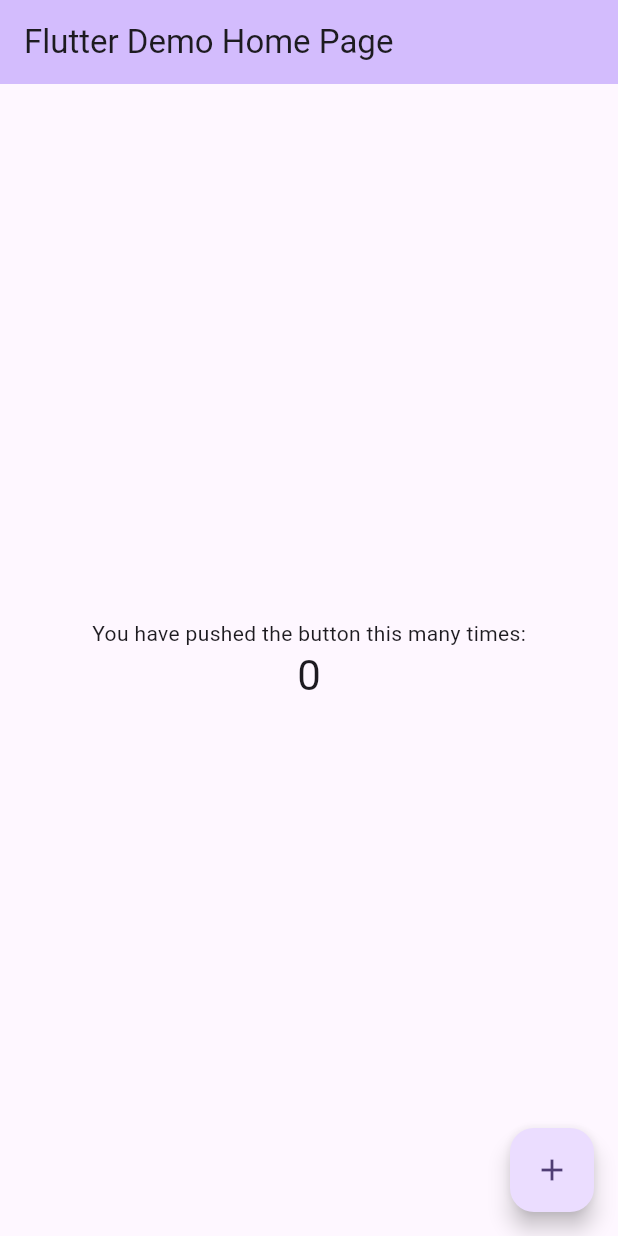
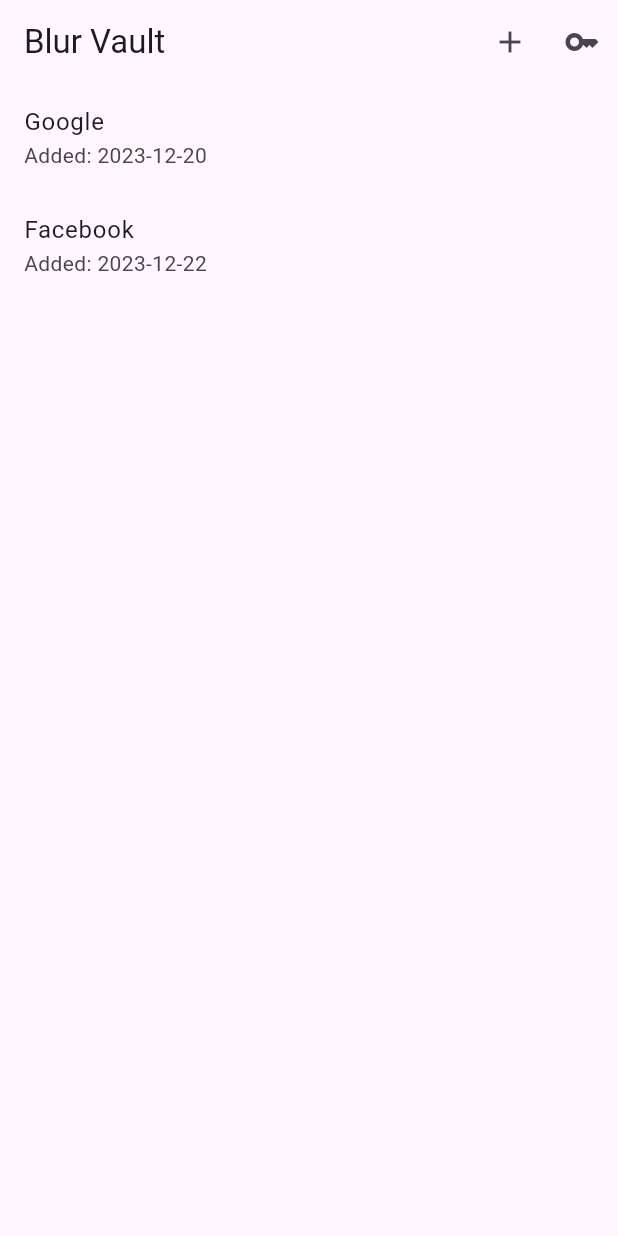
Before and after one commit to kevinrev26/blur-vault, a Flutter app: the screen it shows after launch, on a phone screen of 412 x 824 dp. Run offline on Flutter 3.47's test engine with Material 3 defaults, Android fonts, the phone set to English and light mode, and no system bars.

Commit message:
Home page, main view added

```diff
--- a/lib/main.dart
+++ b/lib/main.dart
@@ -31,95 +31,110 @@
         colorScheme: ColorScheme.fromSeed(seedColor: Colors.deepPurple),
         useMaterial3: true,
       ),
-      home: const MyHomePage(title: 'Flutter Demo Home Page'),
+      home: HomeView(),
     );
   }
 }
 
-class MyHomePage extends StatefulWidget {
-  const MyHomePage({super.key, required this.title});
-
-  // This widget is the home page of your application. It is stateful, meaning
-  // that it has a State object (defined below) that contains fields that affect
-  // how it looks.
-
-  // This class is the configuration for the state. It holds the values (in this
-  // case the title) provided by the parent (in this case the App widget) and
-  // used by the build method of the State. Fields in a Widget subclass are
-  // always marked "final".
-
-  final String title;
-
+class HomeView extends StatefulWidget {
   @override
-  State<MyHomePage> createState() => _MyHomePageState();
+  _HomeViewState createState() => _HomeViewState();
 }
 
-class _MyHomePageState extends State<MyHomePage> {
-  int _counter = 0;
+class _HomeViewState extends State<HomeView> {
+  // Sample list of accounts (replace with your data source)
+  List<Map<String, String>> accounts = [
+    {'name': 'Google', 'password': '******', 'dateAdded': '2023-12-20'},
+    {'name': 'Facebook', 'password': '******', 'dateAdded': '2023-12-22'},
+  ];
 
-  void _incrementCounter() {
-    setState(() {
-      // This call to setState tells the Flutter framework that something has
-      // changed in this State, which causes it to rerun the build method below
-      // so that the display can reflect the updated values. If we changed
-      // _counter without calling setState(), then the build method would not be
-      // called again, and so nothing would appear to happen.
-      _counter++;
-    });
+  void _addAccount() {
+    // Navigate to Add Account screen
+    // TODO: Implement navigation to View 3
+    print("Add Account button pressed");
+  }
+
+  void _generatePassword() {
+    // Open password generator popup
+    // TODO: Implement password generator popup
+    print("Generate Password button pressed");
+  }
+
+  void _showAccountDetails(Map<String, String> account) {
+    showDialog(
+      context: context,
+      builder: (context) {
+        return AlertDialog(
+          title: Text(account['name']!),
+          content: Column(
+            mainAxisSize: MainAxisSize.min,
+            children: [
+              Text('Date Added: ${account['dateAdded']}'),
+              const SizedBox(height: 10),
+              GestureDetector(
+                onTap: () {
+                  setState(() {
+                    account['password'] =
+                        'actual_password'; // Replace with actual password
+                  });
+                },
+                child: Text(
+                  account['password']!,
+                  style: TextStyle(
+                    fontSize: 18,
+                    color: Colors.blue,
+                    decoration: TextDecoration.underline,
+                  ),
+                ),
+              ),
+              const SizedBox(height: 10),
+              ElevatedButton(
+                onPressed: () {
+                  // TODO: Navigate to edit screen
+                  print("Edit Account button pressed");
+                },
+                child: Text('Edit'),
+              )
+            ],
+          ),
+          actions: [
+            TextButton(
+              onPressed: () => Navigator.pop(context),
+              child: Text('Close'),
+            ),
+          ],
+        );
+      },
+    );
   }
 
   @override
   Widget build(BuildContext context) {
-    // This method is rerun every time setState is called, for instance as done
-    // by the _incrementCounter method above.
-    //
-    // The Flutter framework has been optimized to make rerunning build methods
-    // fast, so that you can just rebuild anything that needs updating rather
-    // than having to individually change instances of widgets.
     return Scaffold(
       appBar: AppBar(
-        // TRY THIS: Try changing the color here to a specific color (to
-        // Colors.amber, perhaps?) and trigger a hot reload to see the AppBar
-        // change color while the other colors stay the same.
-        backgroundColor: Theme.of(context).colorScheme.inversePrimary,
-        // Here we take the value from the MyHomePage object that was created by
-        // the App.build method, and use it to set our appbar title.
-        title: Text(widget.title),
+        title: Text('Blur Vault'),
+        actions: [
+          IconButton(
+            icon: Icon(Icons.add),
+            onPressed: _addAccount,
+          ),
+          IconButton(
+            icon: Icon(Icons.key),
+            onPressed: _generatePassword,
+          ),
+        ],
       ),
-      body: Center(
-        // Center is a layout widget. It takes a single child and positions it
-        // in the middle of the parent.
-        child: Column(
-          // Column is also a layout widget. It takes a list of children and
-          // arranges them vertically. By default, it sizes itself to fit its
-          // children horizontally, and tries to be as tall as its parent.
-          //
-          // Column has various properties to control how it sizes itself and
-          // how it positions its children. Here we use mainAxisAlignment to
-          // center the children vertically; the main axis here is the vertical
-          // axis because Columns are vertical (the cross axis would be
-          // horizontal).
-          //
-          // TRY THIS: Invoke "debug painting" (choose the "Toggle Debug Paint"
-          // action in the IDE, or press "p" in the console), to see the
-          // wireframe for each widget.
-          mainAxisAlignment: MainAxisAlignment.center,
-          children: <Widget>[
-            const Text(
-              'You have pushed the button this many times:',
-            ),
-            Text(
-              '$_counter',
-              style: Theme.of(context).textTheme.headlineMedium,
-            ),
-          ],
-        ),
+      body: ListView.builder(
+        itemCount: accounts.length,
+        itemBuilder: (context, index) {
+          final account = accounts[index];
+          return ListTile(
+            title: Text(account['name']!),
+            subtitle: Text('Added: ${account['dateAdded']}'),
+            onTap: () => _showAccountDetails(account),
+          );
+        },
       ),
-      floatingActionButton: FloatingActionButton(
-        onPressed: _incrementCounter,
-        tooltip: 'Increment',
-        child: const Icon(Icons.add),
-      ), // This trailing comma makes auto-formatting nicer for build methods.
     );
   }
 }
```
